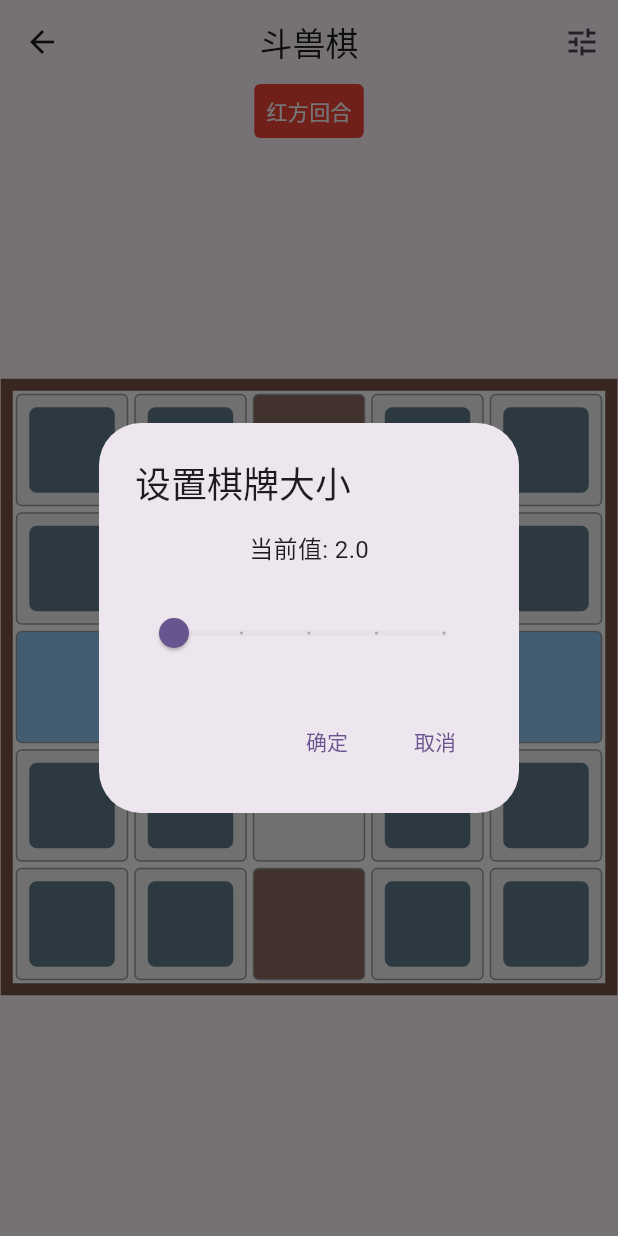
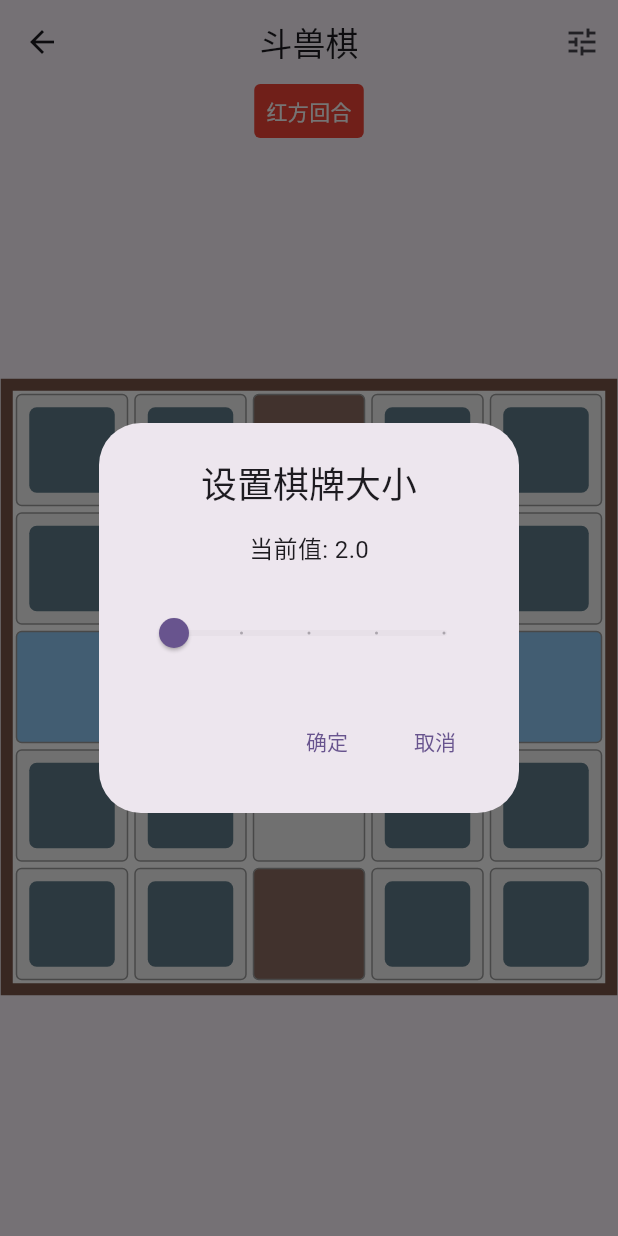
Before and after one commit to Rebort-a/OnePiece, a Flutter app: the LoaclAnimalChessPage screen opened directly, after a tap on the "tune" icon, on a phone screen of 412 x 824 dp. Run offline on Flutter 3.47's test engine with Material 3 defaults, Android fonts, the phone set to English and light mode, and no system bars.

Commit message:
0010.优化斗兽棋棋牌缩放

```diff
--- a/treasure/lib/00.common/widget/template_dialog.dart
+++ b/treasure/lib/00.common/widget/template_dialog.dart
@@ -173,7 +173,7 @@ class TemplateDialog {
       context: context,
       builder: (context) => StatefulBuilder(
         builder: (context, setState) => AlertDialog(
-          title: Text(title),
+          title: Center(child: Text(title)),
           content: Column(
             mainAxisSize: MainAxisSize.min,
             children: [
--- a/treasure/lib/03.animal_chess/foundation_manager.dart
+++ b/treasure/lib/03.animal_chess/foundation_manager.dart
@@ -9,7 +9,7 @@ import 'extension.dart';
 
 abstract class BaseAnimalChessManager {
   int boardLevel = 2;
-  int get boardSize => boardLevel * 2 + 1;
+  int get _boardSize => boardLevel * 2 + 1;
 
   final AlwaysNotifier<void Function(BuildContext)> pageNavigator =
       AlwaysNotifier((_) {});
@@ -27,13 +27,13 @@ abstract class BaseAnimalChessManager {
         title: '设置棋牌大小',
         sliderData: SliderData(start: 2, end: 6, value: boardLevel.toDouble()),
         onConfirm: (double value) {
-          updateBoardLevel(value.floor());
+          _updateBoardLevel(value.floor());
         },
       );
     };
   }
 
-  void updateBoardLevel(int level) {
+  void _updateBoardLevel(int level) {
     boardLevel = level;
     initGame();
   }
@@ -45,18 +45,18 @@ abstract class BaseAnimalChessManager {
   }
 
   void setupBoard() {
-    displayMap.value = List.generate(boardSize * boardSize, (index) {
+    displayMap.value = List.generate(_boardSize * _boardSize, (index) {
       return GridNotifier(Grid(coordinate: index, type: _getGridType(index)));
     });
   }
 
   GridType _getGridType(int index) {
-    final row = index ~/ boardSize;
-    final col = index % boardSize;
+    final row = index ~/ _boardSize;
+    final col = index % _boardSize;
 
     if (col == boardLevel) {
       if (row == boardLevel) return GridType.bridge;
-      if (row == 0 || row == boardSize - 1) return GridType.tree;
+      if (row == 0 || row == _boardSize - 1) return GridType.tree;
       return GridType.road;
     }
 
@@ -202,18 +202,18 @@ abstract class BaseAnimalChessManager {
   }
 
   void _calculatePossibleMoves(int index) {
-    final row = index ~/ boardSize;
-    final col = index % boardSize;
+    final row = index ~/ _boardSize;
+    final col = index % _boardSize;
 
     for (final (dr, dc) in around) {
       final newRow = row + dr;
       final newCol = col + dc;
-      final newIndex = newRow * boardSize + newCol;
+      final newIndex = newRow * _boardSize + newCol;
 
       if (newRow >= 0 &&
-          newRow < boardSize &&
+          newRow < _boardSize &&
           newCol >= 0 &&
-          newCol < boardSize) {
+          newCol < _boardSize) {
         if (_isValidMove(index, newIndex)) {
           displayMap.value[newIndex].toggleHighlight(true);
           _markedGrid.add(newIndex);
--- a/treasure/lib/03.animal_chess/foundation_page.dart
+++ b/treasure/lib/03.animal_chess/foundation_page.dart
@@ -34,11 +34,12 @@ class BaseAnimalChessPage extends StatelessWidget {
             builder: (_, map, __) => LayoutBuilder(
               builder: (context, constraints) {
                 int boardSize = sqrt(map.length).floor();
-                final size = _calculateBoardSize(constraints, boardSize);
+                double size = _calculateBoardSize(constraints, boardSize);
+                double scaleFactor = (5 / boardSize);
                 return SizedBox(
                   width: size,
                   height: size,
-                  child: _buildBoardGrid(map, boardSize), // 传递boardSize
+                  child: _buildBoardGrid(map, boardSize, scaleFactor),
                 );
               },
             ),
@@ -58,7 +59,11 @@ class BaseAnimalChessPage extends StatelessWidget {
     return (maxSize ~/ boardSize) * boardSize.toDouble();
   }
 
-  Widget _buildBoardGrid(List<GridNotifier> map, int boardSize) {
+  Widget _buildBoardGrid(
+    List<GridNotifier> map,
+    int boardSize,
+    double scaleFactor,
+  ) {
     return GridView.builder(
       physics: const NeverScrollableScrollPhysics(),
       gridDelegate: SliverGridDelegateWithFixedCrossAxisCount(
@@ -66,29 +71,32 @@ class BaseAnimalChessPage extends StatelessWidget {
       ),
       itemCount: map.length,
       itemBuilder: (_, index) =>
-          _buildGridCell(map[index], boardSize), // 传递boardSize
+          _buildGridCell(map[index], boardSize, scaleFactor),
     );
   }
 
-  Widget _buildGridCell(GridNotifier notifier, int boardSize) =>
-      ValueListenableBuilder(
+  Widget _buildGridCell(
+    GridNotifier notifier,
+    int boardSize,
+    double scaleFactor,
+  ) => ValueListenableBuilder(
     valueListenable: notifier,
     builder: (_, grid, __) => GestureDetector(
       onTap: () => onGridSelected(grid.coordinate),
       child: Container(
-            margin: const EdgeInsets.all(2),
-            decoration: _gridDecoration(grid),
+        margin: EdgeInsets.all(2 * scaleFactor), // 缩放边距
+        decoration: _gridDecoration(grid, scaleFactor),
         child: grid.hasAnimal
-                ? _buildAnimal(grid.animal!, boardSize)
-                : null, // 传递boardSize
+            ? _buildAnimal(grid.animal!, boardSize, scaleFactor)
+            : null,
       ),
     ),
   );
 
-  BoxDecoration _gridDecoration(Grid grid) => BoxDecoration(
+  BoxDecoration _gridDecoration(Grid grid, double scaleFactor) => BoxDecoration(
     color: _gridColor(grid),
-    border: _gridBorder(grid),
-    borderRadius: BorderRadius.circular(4),
+    border: _gridBorder(grid, scaleFactor),
+    borderRadius: BorderRadius.circular(4 * scaleFactor), // 缩放圆角
   );
 
   Color _gridColor(Grid grid) {
@@ -99,8 +107,10 @@ class BaseAnimalChessPage extends StatelessWidget {
     };
   }
 
-  Border _gridBorder(Grid grid) =>
-      Border.all(color: _borderColor(grid), width: _borderWidth(grid));
+  Border _gridBorder(Grid grid, double scaleFactor) => Border.all(
+    color: _borderColor(grid),
+    width: _borderWidth(grid, scaleFactor),
+  );
 
   Color _borderColor(Grid grid) {
     if (grid.hasAnimal && grid.animal!.isSelected) return Colors.yellow;
@@ -108,22 +118,22 @@ class BaseAnimalChessPage extends StatelessWidget {
     return Colors.grey;
   }
 
-  double _borderWidth(Grid grid) {
-    if (grid.isHighlighted) return 4.0;
-    if (grid.hasAnimal && grid.animal!.isSelected) return 3.0;
-    return 1.0;
+  double _borderWidth(Grid grid, double scaleFactor) {
+    if (grid.isHighlighted) return 4.0 * scaleFactor; // 缩放边框宽度
+    if (grid.hasAnimal && grid.animal!.isSelected) {
+      return 3.0 * scaleFactor; // 缩放边框宽度
+    }
+    return 1.0 * scaleFactor; // 缩放边框宽度
   }
 
-  Widget _buildAnimal(Animal animal, int boardSize) {
-    double fontSize = 32 * (5 / boardSize);
-
-    fontSize = fontSize.clamp(4.0, 32.0);
+  Widget _buildAnimal(Animal animal, int boardSize, double scaleFactor) {
+    double fontSize = 32 * scaleFactor;
 
     return Container(
-      margin: const EdgeInsets.all(8),
+      margin: EdgeInsets.all(8 * scaleFactor), // 缩放边距
       decoration: BoxDecoration(
         color: _animalColor(animal),
-        borderRadius: BorderRadius.circular(5),
+        borderRadius: BorderRadius.circular(5 * scaleFactor), // 缩放圆角
       ),
       child: Center(
         child: Text(
```
Lines whose indentation alone changed are shown as unchanged.
